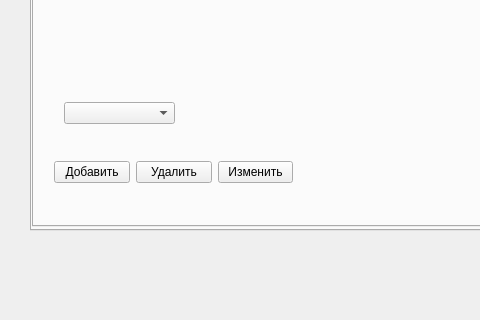
artBatamirov/NTO_2023, file ui.ui: the form before one commit; both pictures show x 0 to 480 and y 280 to 600 of the 800 by 600 pixel window.
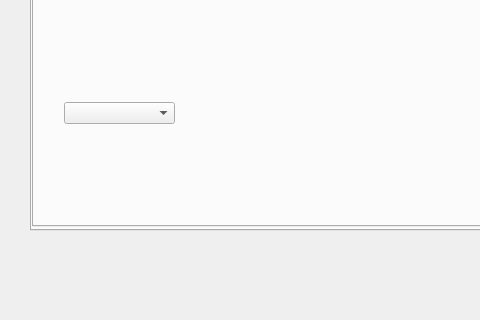
The form after the commit. The open tabs and pages were chosen to show the change.

Commit message: add and delete buttons for rooms and work_types delete button for orders

The edit to the form file:
```diff
--- a/ui.ui
+++ b/ui.ui
@@ -667,39 +667,6 @@
             </rect>
            </property>
           </widget>
-          <widget class="QWidget" name="horizontalLayoutWidget_12">
-           <property name="geometry">
-            <rect>
-             <x>20</x>
-             <y>330</y>
-             <width>239</width>
-             <height>80</height>
-            </rect>
-           </property>
-           <layout class="QHBoxLayout" name="horizontalLayout_12">
-            <item>
-             <widget class="QPushButton" name="add_btn_3_6">
-              <property name="text">
-               <string>Добавить</string>
-              </property>
-             </widget>
-            </item>
-            <item>
-             <widget class="QPushButton" name="del_btn_3_6">
-              <property name="text">
-               <string>Удалить</string>
-              </property>
-             </widget>
-            </item>
-            <item>
-             <widget class="QPushButton" name="change_btn_3_6">
-              <property name="text">
-               <string>Изменить</string>
-              </property>
-             </widget>
-            </item>
-           </layout>
-          </widget>
          </widget>
         </widget>
        </widget>
```
Left out of the diff: 39 changed lines with no effect on the pictures. The commit also changes 2 other files.
